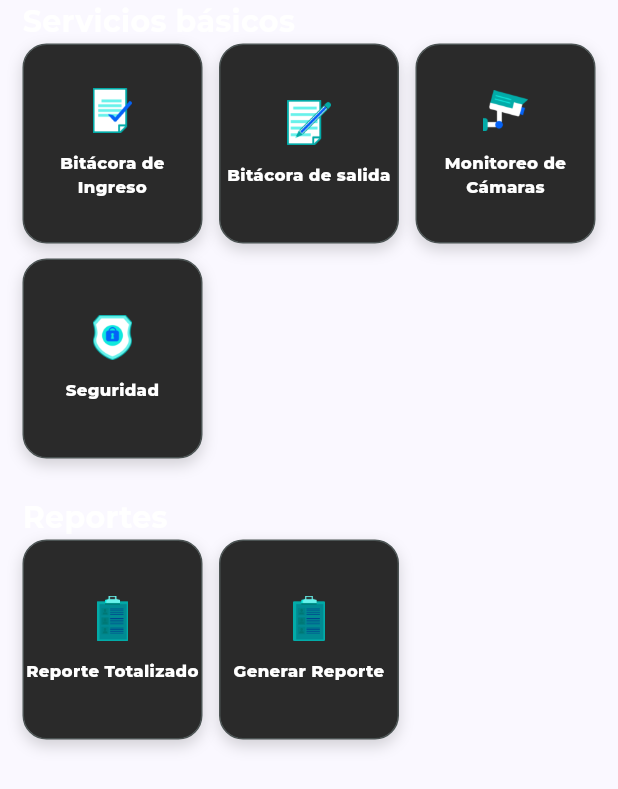
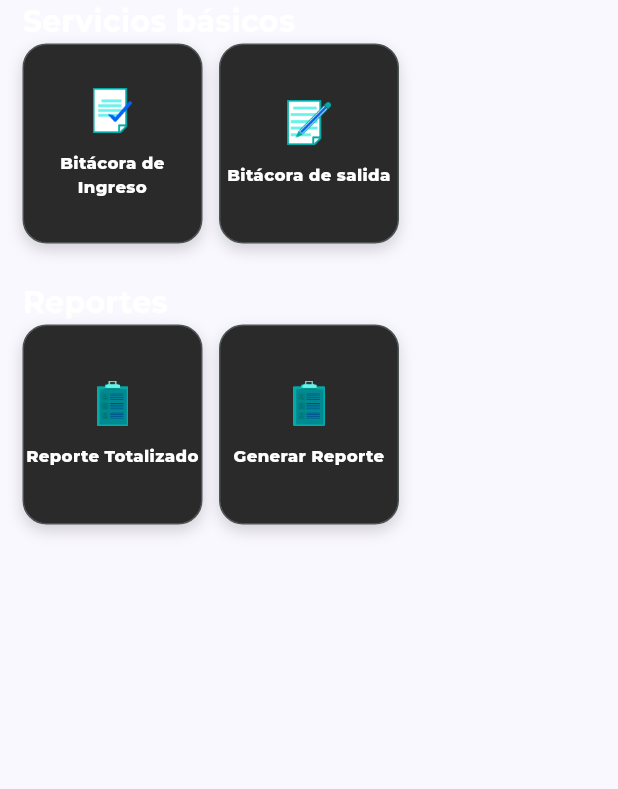
Before and after one commit to dasmorphy/security-movil, a Flutter app: the BasicServicesSection widget shown alone on an empty page, opened directly, on a phone screen of 412 x 824 dp. Shown: the top 789 px of the screen. Run offline on Flutter 3.47's test engine with Material 3 defaults, Android fonts, the phone set to English and light mode, and no system bars; our stand-ins replace animate_do, dio, flutter_dotenv, flutter_localization, flutter_riverpod, glass_kit and 9 more; network calls fail; project files that could hold a hidden picture were left out.

Commit message:
publicidad y categoria

```diff
--- a/lib/presentation/widgets/sections/basic_services_section.dart
+++ b/lib/presentation/widgets/sections/basic_services_section.dart
@@ -70,16 +70,16 @@ class _BasicServicesStionState extends ConsumerState<BasicServicesSection> {
                   },
                 ),
               ),
-              BasicServiceCard(
-                iconImage: 'iconcamara',
-                label: 'Monitoreo de Cámaras',
-                childWidget: DepatureReportForm(),
-              ),
-              BasicServiceCard(
-                iconImage: 'iconseguridad',
-                label: 'Seguridad',
-                childWidget: DepatureReportForm(),
-              ),
+              // BasicServiceCard(
+              //   iconImage: 'iconcamara',
+              //   label: 'Monitoreo de Cámaras',
+              //   childWidget: DepatureReportForm(),
+              // ),
+              // BasicServiceCard(
+              //   iconImage: 'iconseguridad',
+              //   label: 'Seguridad',
+              //   childWidget: DepatureReportForm(),
+              // ),
             ],
           ),
 
```
Also changed, not shown: lib/presentation/views/home_view.dart (+28 -25 lines), lib/presentation/widgets/cards/publicity_card.dart (+53 -44 lines), lib/assets/images/banner.png (added), 1 other file.
